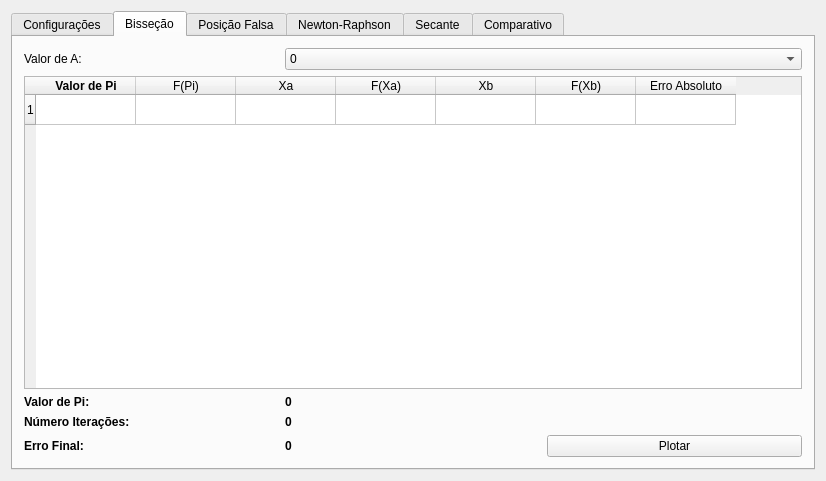
First picture: the form in UI/mainwindow.ui, repository cristmelo/TrabalhoMN1, before the edit.
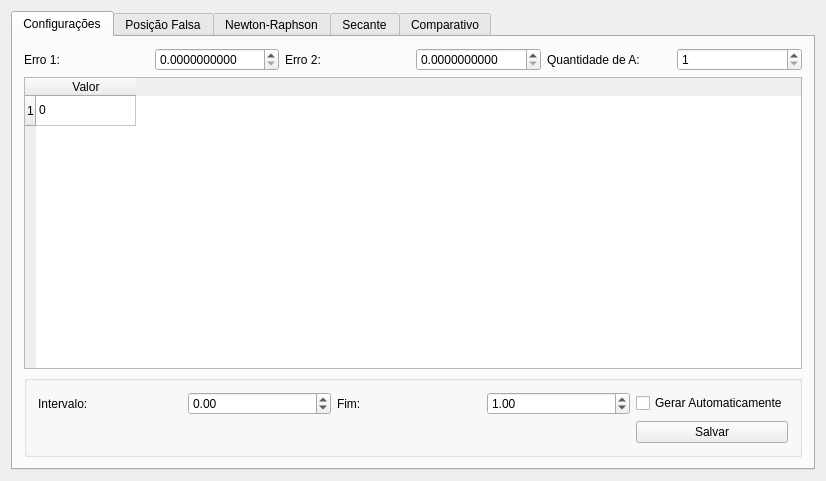
Second picture: the form after the edit. The open tabs and pages were chosen to show the change.

```diff
--- a/UI/mainwindow.ui
+++ b/UI/mainwindow.ui
@@ -172,167 +172,6 @@
         </item>
        </layout>
       </widget>
-      <widget class="QWidget" name="tabBisection">
-       <property name="enabled">
-        <bool>true</bool>
-       </property>
-       <attribute name="title">
-        <string>Bisseção</string>
-       </attribute>
-       <layout class="QGridLayout" name="gridLayout_6">
-        <item row="0" column="0">
-         <widget class="QLabel" name="label_6">
-          <property name="text">
-           <string>Valor de A:</string>
-          </property>
-         </widget>
-        </item>
-        <item row="0" column="1" colspan="2">
-         <widget class="QComboBox" name="comboBisection">
-          <item>
-           <property name="text">
-            <string>0</string>
-           </property>
-          </item>
-         </widget>
-        </item>
-        <item row="1" column="0" colspan="3">
-         <widget class="QTableWidget" name="tableBisection">
-          <row>
-           <property name="text">
-            <string>1</string>
-           </property>
-          </row>
-          <column>
-           <property name="text">
-            <string>Valor de Pi</string>
-           </property>
-           <property name="font">
-            <font>
-             <weight>75</weight>
-             <bold>true</bold>
-            </font>
-           </property>
-          </column>
-          <column>
-           <property name="text">
-            <string>F(Pi)</string>
-           </property>
-          </column>
-          <column>
-           <property name="text">
-            <string>Xa</string>
-           </property>
-          </column>
-          <column>
-           <property name="text">
-            <string>F(Xa)</string>
-           </property>
-          </column>
-          <column>
-           <property name="text">
-            <string>Xb</string>
-           </property>
-          </column>
-          <column>
-           <property name="text">
-            <string>F(Xb)</string>
-           </property>
-          </column>
-          <column>
-           <property name="text">
-            <string>Erro Absoluto</string>
-           </property>
-          </column>
-         </widget>
-        </item>
-        <item row="2" column="0">
-         <widget class="QLabel" name="label_7">
-          <property name="font">
-           <font>
-            <weight>75</weight>
-            <bold>true</bold>
-           </font>
-          </property>
-          <property name="text">
-           <string>Valor de Pi:</string>
-          </property>
-         </widget>
-        </item>
-        <item row="2" column="1" colspan="2">
-         <widget class="QLabel" name="valuePiBisection">
-          <property name="font">
-           <font>
-            <weight>75</weight>
-            <bold>true</bold>
-           </font>
-          </property>
-          <property name="text">
-           <string>0</string>
-          </property>
-         </widget>
-        </item>
-        <item row="4" column="0">
-         <widget class="QLabel" name="label_9">
-          <property name="font">
-           <font>
-            <weight>75</weight>
-            <bold>true</bold>
-           </font>
-          </property>
-          <property name="text">
-           <string>Erro Final:</string>
-          </property>
-         </widget>
-        </item>
-        <item row="3" column="0">
-         <widget class="QLabel" name="label_8">
-          <property name="font">
-           <font>
-            <weight>75</weight>
-            <bold>true</bold>
-           </font>
-          </property>
-          <property name="text">
-           <string>Número Iterações:</string>
-          </property>
-         </widget>
-        </item>
-        <item row="3" column="1">
-         <widget class="QLabel" name="valueInterationBisection">
-          <property name="font">
-           <font>
-            <weight>75</weight>
-            <bold>true</bold>
-           </font>
-          </property>
-          <property name="text">
-           <string>0</string>
-          </property>
-         </widget>
-        </item>
-        <item row="4" column="1">
-         <widget class="QLabel" name="valueErrorBisection">
-          <property name="font">
-           <font>
-            <weight>75</weight>
-            <bold>true</bold>
-           </font>
-          </property>
-          <property name="text">
-           <string>0</string>
-          </property>
-         </widget>
-        </item>
-        <item row="4" column="2">
-         <widget class="QPushButton" name="buttonPlotBisec">
-          <property name="text">
-           <string>Plotar</string>
-          </property>
-         </widget>
-        </item>
-       </layout>
-      </widget>
       <widget class="QWidget" name="tabFalse">
        <property name="enabled">
         <bool>true</bool>
```
Left out of the diff: 7 changed lines with no effect on the pictures.
